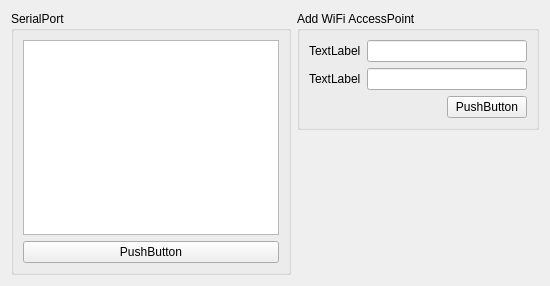
First picture: the form in pc_client/res/MainWidget.ui, repository Ingener74/Remote-PC-Switch, before the edit.
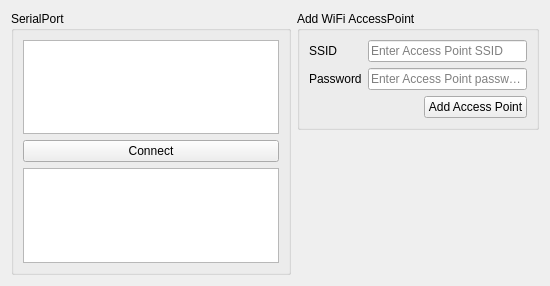
Second picture: the form after the edit. Icons and pictures are not drawn.

```diff
--- a/pc_client/res/MainWidget.ui
+++ b/pc_client/res/MainWidget.ui
@@ -30,10 +30,13 @@
       <item>
        <widget class="QPushButton" name="pushButton_2">
         <property name="text">
-         <string>PushButton</string>
+         <string>Connect</string>
         </property>
        </widget>
       </item>
+      <item>
+       <widget class="QPlainTextEdit" name="plainTextEditSerialLog"/>
+      </item>
      </layout>
     </widget>
    </item>
@@ -50,22 +53,36 @@
           <item row="0" column="0">
            <widget class="QLabel" name="label">
             <property name="text">
-             <string>TextLabel</string>
+             <string>SSID</string>
             </property>
            </widget>
           </item>
           <item row="0" column="1">
-           <widget class="QLineEdit" name="lineEdit"/>
+           <widget class="QLineEdit" name="lineEdit">
+            <property name="echoMode">
+             <enum>QLineEdit::Normal</enum>
+            </property>
+            <property name="placeholderText">
+             <string>Enter Access Point SSID</string>
+            </property>
+           </widget>
           </item>
           <item row="1" column="0">
            <widget class="QLabel" name="label_2">
             <property name="text">
-             <string>TextLabel</string>
+             <string>Password</string>
             </property>
            </widget>
           </item>
           <item row="1" column="1">
-           <widget class="QLineEdit" name="lineEdit_2"/>
+           <widget class="QLineEdit" name="lineEdit_2">
+            <property name="echoMode">
+             <enum>QLineEdit::Password</enum>
+            </property>
+            <property name="placeholderText">
+             <string>Enter Access Point password</string>
+            </property>
+           </widget>
           </item>
          </layout>
         </item>
@@ -87,7 +104,7 @@
           <item>
            <widget class="QPushButton" name="pushButton">
             <property name="text">
-             <string>PushButton</string>
+             <string>Add Access Point</string>
             </property>
            </widget>
           </item>
```
Left out of the diff: 9 changed lines with no effect on the pictures.
